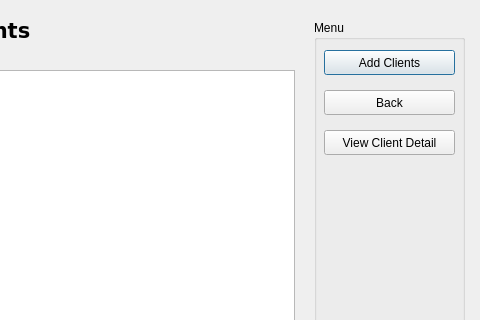
Before: the Qt Designer form viewclients.ui in justinward3/COMP3004Project, drawn with Qt 5; both pictures show x 326 to 806 and y 0 to 320 of the 806 by 555 pixel window.
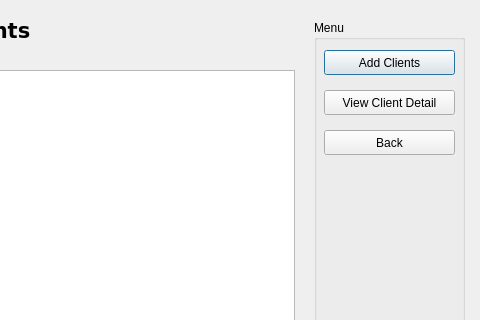
After: the same form once the commit is applied.

Commit message: Changes to view details

Patch:
```diff
--- a/viewclients.ui
+++ b/viewclients.ui
@@ -69,7 +69,7 @@
     <property name="geometry">
      <rect>
       <x>10</x>
-      <y>70</y>
+      <y>110</y>
       <width>131</width>
       <height>25</height>
      </rect>
@@ -82,7 +82,7 @@
     <property name="geometry">
      <rect>
       <x>10</x>
-      <y>110</y>
+      <y>70</y>
       <width>131</width>
       <height>25</height>
      </rect>
```
The commit also changes 2 other files.
